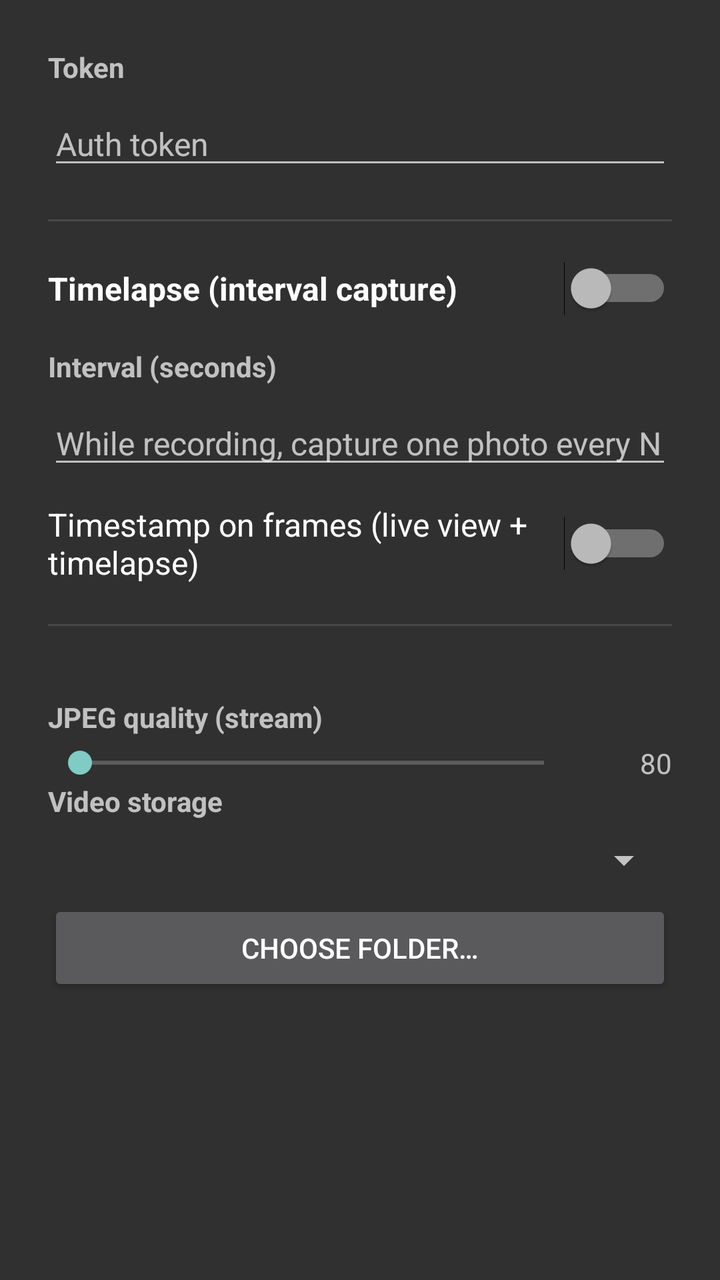
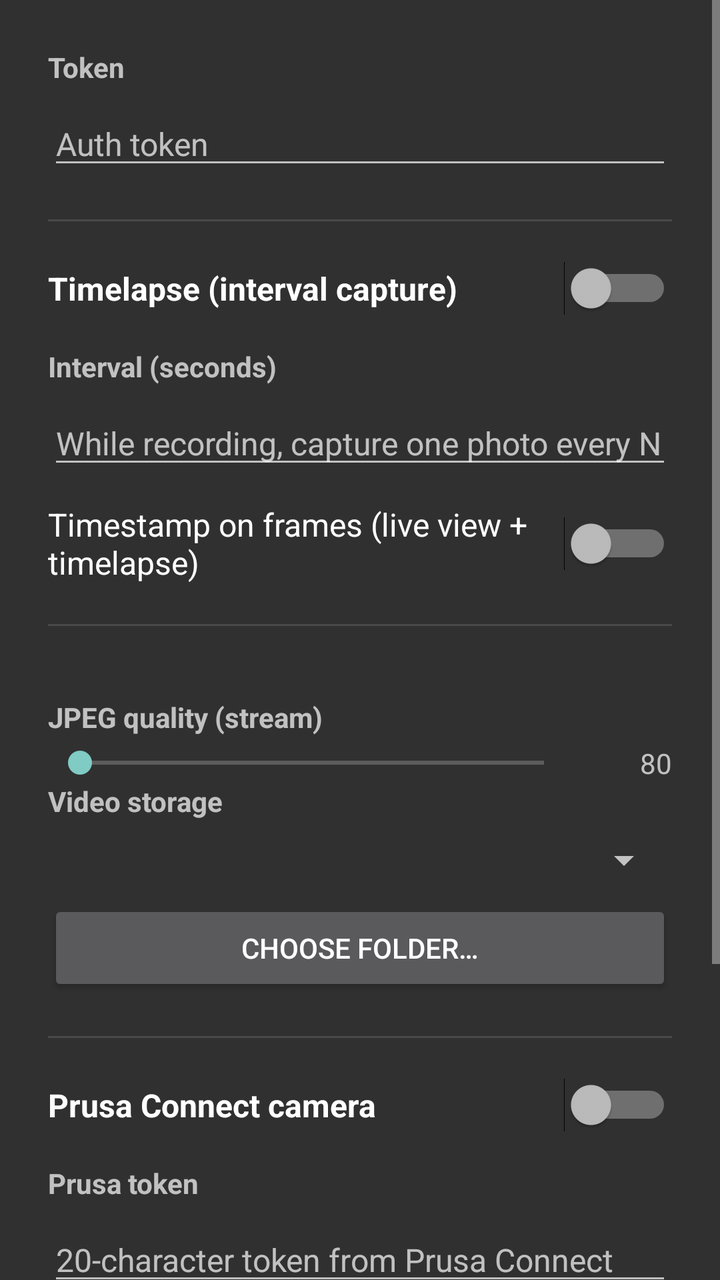

Before-and-after screenshots of an Android layout around one commit, followed by the original layout XML and the change that was made.
<!-- AndroidManifest.xml: application theme Theme.AndroidCam -->
<!-- res/layout/dialog_settings.xml -->
<?xml version="1.0" encoding="utf-8"?>
<ScrollView xmlns:android="http://schemas.android.com/apk/res/android"
    android:layout_width="match_parent"
    android:layout_height="wrap_content">

    <LinearLayout
        android:layout_width="match_parent"
        android:layout_height="wrap_content"
        android:orientation="vertical"
        android:padding="24dp">

        
        <TextView
            android:layout_width="wrap_content"
            android:layout_height="wrap_content"
            android:text="@string/settings_token_label"
            android:textStyle="bold" />

        <EditText
            android:id="@+id/tokenInput"
            android:layout_width="match_parent"
            android:layout_height="wrap_content"
            android:layout_marginTop="8dp"
            android:hint="@string/settings_token_hint"
            android:inputType="text"
            android:textSize="16sp" />

        <View
            android:layout_width="match_parent"
            android:layout_height="1dp"
            android:layout_marginVertical="20dp"
            android:background="?android:attr/listDivider" />

        
        <Switch
            android:id="@+id/intervalSwitch"
            android:layout_width="match_parent"
            android:layout_height="wrap_content"
            android:text="@string/settings_interval_title"
            android:textSize="16sp"
            android:textStyle="bold" />

        <TextView
            android:layout_width="wrap_content"
            android:layout_height="wrap_content"
            android:layout_marginTop="16dp"
            android:text="@string/settings_interval_label"
            android:textStyle="bold" />

        <EditText
            android:id="@+id/intervalInput"
            android:layout_width="match_parent"
            android:layout_height="wrap_content"
            android:layout_marginTop="8dp"
            android:hint="@string/settings_interval_hint"
            android:inputType="number"
            android:textSize="16sp" />

        <Switch
            android:id="@+id/timestampSwitch"
            android:layout_width="match_parent"
            android:layout_height="wrap_content"
            android:layout_marginTop="12dp"
            android:text="@string/settings_timestamp_title"
            android:textSize="16sp" />

        <View
            android:layout_width="match_parent"
            android:layout_height="1dp"
            android:layout_marginVertical="20dp"
            android:background="?android:attr/listDivider" />

        
        <TextView
            android:layout_width="match_parent"
            android:layout_height="wrap_content"
            android:layout_marginTop="16dp"
            android:text="@string/settings_jpeg_label"
            android:textStyle="bold" />

        <LinearLayout
            android:layout_width="match_parent"
            android:layout_height="wrap_content"
            android:layout_marginTop="4dp"
            android:gravity="center_vertical"
            android:orientation="horizontal">

            <SeekBar
                android:id="@+id/jpegQuality"
                android:layout_width="0dp"
                android:layout_height="wrap_content"
                android:layout_weight="1"
                android:max="90" />

            <TextView
                android:id="@+id/jpegQualityValue"
                android:layout_width="wrap_content"
                android:layout_height="wrap_content"
                android:layout_marginStart="8dp"
                android:minWidth="40dp"
                android:gravity="end"
                android:text="80" />
        </LinearLayout>

        
        <TextView
            android:layout_width="wrap_content"
            android:layout_height="wrap_content"
            android:text="@string/settings_storage_label"
            android:textStyle="bold" />

        <Spinner
            android:id="@+id/storageSpinner"
            android:layout_width="match_parent"
            android:layout_height="wrap_content"
            android:layout_marginTop="8dp" />

        <Button
            android:id="@+id/selectDirButton"
            android:layout_width="match_parent"
            android:layout_height="wrap_content"
            android:layout_marginTop="8dp"
            android:text="@string/settings_select_dir" />
    </LinearLayout>
</ScrollView>
<!-- resources referenced by this layout -->
<resources>
  <string name="settings_interval_hint">While recording, capture one photo every N seconds; a timelapse video is created when the recording stops (photos are deleted afterwards)</string>
  <string name="settings_interval_label">Interval (seconds)</string>
  <string name="settings_interval_title">Timelapse (interval capture)</string>
  <string name="settings_jpeg_label">JPEG quality (stream)</string>
  <string name="settings_select_dir">Choose folder…</string>
  <string name="settings_storage_label">Video storage</string>
  <string name="settings_timestamp_title">Timestamp on frames (live view + timelapse)</string>
  <string name="settings_token_hint">Auth token</string>
  <string name="settings_token_label">Token</string>
  <style name="Theme.AndroidCam" parent="Theme.AppCompat.NoActionBar">
          <item name="android:statusBarColor">#FF000000</item>
          <item name="android:navigationBarColor">#FF000000</item>
      </style>
</resources>

<!-- the commit's change to res/layout/dialog_settings.xml (unified diff, before → after) -->
@@ -121,5 +121,73 @@
             android:layout_height="wrap_content"
             android:layout_marginTop="8dp"
             android:text="@string/settings_select_dir" />
+
+        <View
+            android:layout_width="match_parent"
+            android:layout_height="1dp"
+            android:layout_marginVertical="20dp"
+            android:background="?android:attr/listDivider" />
+
+        
+        <Switch
+            android:id="@+id/prusaSwitch"
+            android:layout_width="match_parent"
+            android:layout_height="wrap_content"
+            android:text="@string/settings_prusa_title"
+            android:textSize="16sp"
+            android:textStyle="bold" />
+
+        <TextView
+            android:layout_width="wrap_content"
+            android:layout_height="wrap_content"
+            android:layout_marginTop="16dp"
+            android:text="@string/settings_prusa_token_label"
+            android:textStyle="bold" />
+
+        <EditText
+            android:id="@+id/prusaTokenInput"
+            android:layout_width="match_parent"
+            android:layout_height="wrap_content"
+            android:layout_marginTop="8dp"
+            android:hint="@string/settings_prusa_token_hint"
+            android:inputType="text"
+            android:textSize="16sp" />
+
+        <TextView
+            android:layout_width="wrap_content"
+            android:layout_height="wrap_content"
+            android:layout_marginTop="16dp"
+            android:text="@string/settings_prusa_name_label"
+            android:textStyle="bold" />
+
+        <EditText
+            android:id="@+id/prusaNameInput"
+            android:layout_width="match_parent"
+            android:layout_height="wrap_content"
+            android:layout_marginTop="8dp"
+            android:hint="@string/settings_prusa_name_hint"
+            android:inputType="text"
+            android:textSize="16sp" />
+
+        <TextView
+            android:layout_width="wrap_content"
+            android:layout_height="wrap_content"
+            android:layout_marginTop="16dp"
+            android:text="@string/settings_prusa_interval_label"
+            android:textStyle="bold" />
+
+        <Spinner
+            android:id="@+id/prusaIntervalSpinner"
+            android:layout_width="match_parent"
+            android:layout_height="wrap_content"
+            android:layout_marginTop="8dp" />
+
+        <TextView
+            android:id="@+id/prusaStatusText"
+            android:layout_width="match_parent"
+            android:layout_height="wrap_content"
+            android:layout_marginTop="12dp"
+            android:textSize="13sp"
+            android:textColor="?android:attr/textColorSecondary" />
     </LinearLayout>
 </ScrollView>
<!-- resource entries referenced after the edit -->
@@ -4,6 +4,12 @@
   <string name="settings_interval_label">Interval (seconds)</string>
   <string name="settings_interval_title">Timelapse (interval capture)</string>
   <string name="settings_jpeg_label">JPEG quality (stream)</string>
+  <string name="settings_prusa_interval_label">Snapshot interval</string>
+  <string name="settings_prusa_name_hint">Name shown in Prusa Connect</string>
+  <string name="settings_prusa_name_label">Camera name</string>
+  <string name="settings_prusa_title">Prusa Connect camera</string>
+  <string name="settings_prusa_token_hint">20-character token from Prusa Connect</string>
+  <string name="settings_prusa_token_label">Prusa token</string>
   <string name="settings_select_dir">Choose folder…</string>
   <string name="settings_storage_label">Video storage</string>
   <string name="settings_timestamp_title">Timestamp on frames (live view + timelapse)</string>
